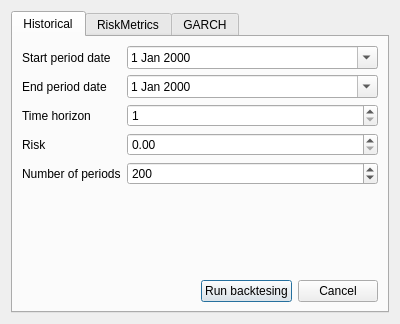
Before: the Qt Designer form Sources/GUI/BacktestingDialog.ui in pchaigno/varsoft, drawn with Qt 5.
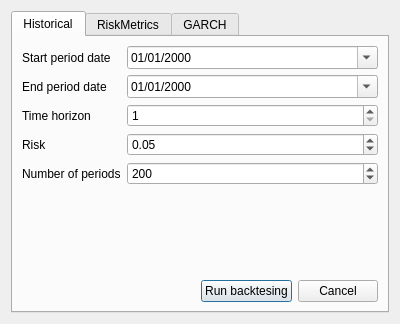
After: the same form once the commit is applied. The open tabs and pages were chosen to show the change.

Commit message: Garch backtesting added

```diff
--- a/Sources/GUI/BacktestingDialog.ui
+++ b/Sources/GUI/BacktestingDialog.ui
@@ -38,6 +38,9 @@
          </item>
          <item row="0" column="1">
           <widget class="QDateEdit" name="startDatePeriodBacktestingHistorical">
+           <property name="displayFormat">
+            <string>dd/MM/yyyy</string>
+           </property>
            <property name="calendarPopup">
             <bool>true</bool>
            </property>
@@ -52,6 +55,9 @@
          </item>
          <item row="1" column="1">
           <widget class="QDateEdit" name="endDatePeriodBacktestingHistorical">
+           <property name="displayFormat">
+            <string>dd/MM/yyyy</string>
+           </property>
            <property name="calendarPopup">
             <bool>true</bool>
            </property>
@@ -87,16 +93,16 @@
          <item row="3" column="1">
           <widget class="QDoubleSpinBox" name="riskBacktestingHistorical">
            <property name="minimum">
-            <double>0.000000000000000</double>
+            <double>0.010000000000000</double>
            </property>
            <property name="maximum">
-            <double>1.000000000000000</double>
+            <double>0.990000000000000</double>
            </property>
            <property name="singleStep">
             <double>0.010000000000000</double>
            </property>
            <property name="value">
-            <double>0.000000000000000</double>
+            <double>0.050000000000000</double>
            </property>
           </widget>
          </item>
```
Left out of the diff: 50 changed lines with no effect on the pictures. The commit also changes 3 other files.
